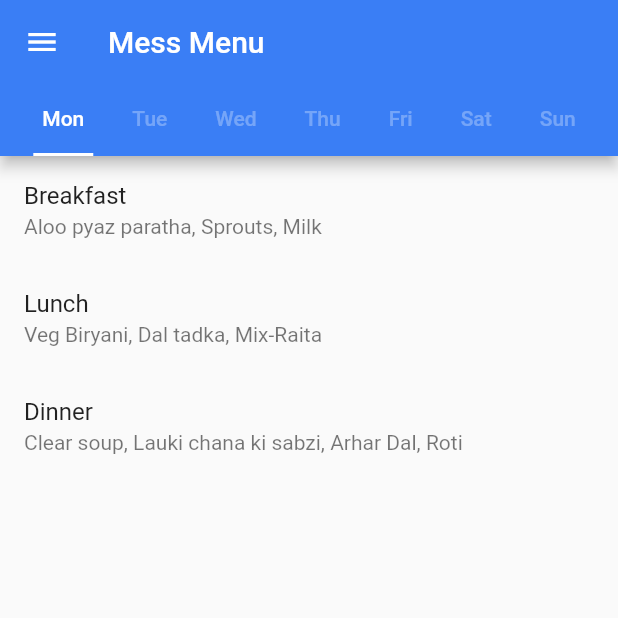
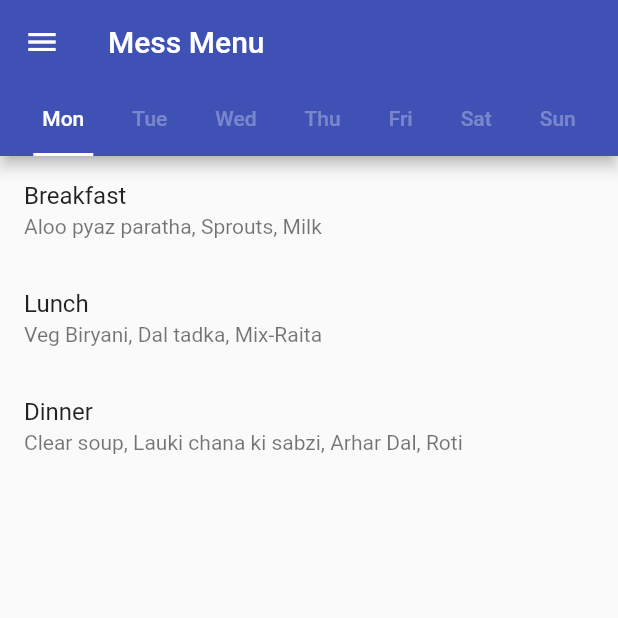
Before and after one commit to prxkhxr/iitropar_app, a Flutter app: the MessMenuPage screen opened directly, on a phone screen of 412 x 824 dp, the top half of it. Run offline on Flutter 3.47's test engine with Material 2 defaults, Android fonts, the phone set to English and light mode, and no system bars; our stand-ins replace sqflite, table_calendar; accounts and stored records are empty.

Commit message:
minor fixes

```diff
--- a/lib/utilities/navigation_drawer.dart
+++ b/lib/utilities/navigation_drawer.dart
@@ -78,7 +78,7 @@ class NavDrawer extends StatelessWidget {
               Navigator.push(
                 context,
                 MaterialPageRoute(
-                  builder: (BuildContext context) =>  MessMenuPage(), // PUT NAME OF CLASS HERE FOR ROUTING, OK JATIN?
+                  builder: (BuildContext context) =>  const MessMenuPage(), // PUT NAME OF CLASS HERE FOR ROUTING, OK JATIN?
                 )
               );
             },
--- a/lib/views/mess.dart
+++ b/lib/views/mess.dart
@@ -11,12 +11,14 @@ class MenuItem {
 }
 
 class MessMenuPage extends StatefulWidget {
+  const MessMenuPage({super.key});
+
   @override
-  _MessMenuPageState createState() => _MessMenuPageState();
+  State<MessMenuPage> createState() => _MessMenuPageState();
 }
 
 class _MessMenuPageState extends State<MessMenuPage>
-    with SingleTickerProviderStateMixin {
+  with SingleTickerProviderStateMixin{
   final List<String> _daysOfWeek = [
     'Monday',
     'Tuesday',
@@ -90,11 +92,10 @@ class _MessMenuPageState extends State<MessMenuPage>
   @override
   Widget build(BuildContext context) {
     return DefaultTabController(
-      length: 7,
+      length: myTabs.length,
       child: Scaffold(
         appBar: AppBar(
           title: const Text('Mess Menu'),
-          backgroundColor: const Color.fromARGB(255, 58, 126, 245),
           bottom: const TabBar(
             unselectedLabelColor: Colors.white30,
             isScrollable: true,
@@ -110,13 +111,6 @@ class _MessMenuPageState extends State<MessMenuPage>
         body: TabBarView(
           children: [
             ..._daysOfWeek.map((day) => _buildMenuList(day)),
-            Text(
-              'Menu for ${_daysOfWeek[_selectedDayIndex]}',
-              style: TextStyle(
-                fontWeight: FontWeight.bold,
-                fontSize: 24.0,
-              ),
-            ),
           ],
         ),
       ),
```
